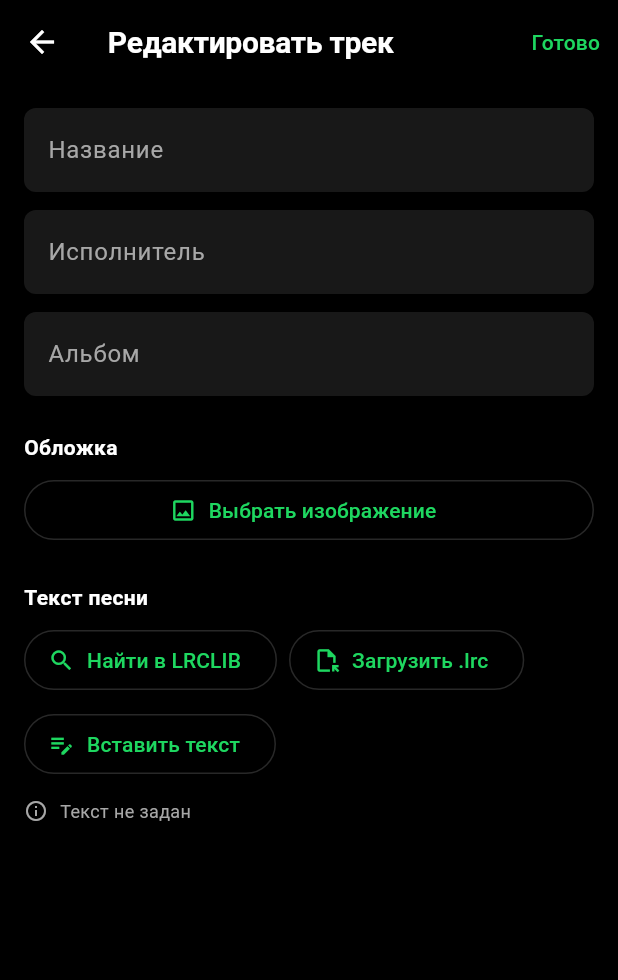
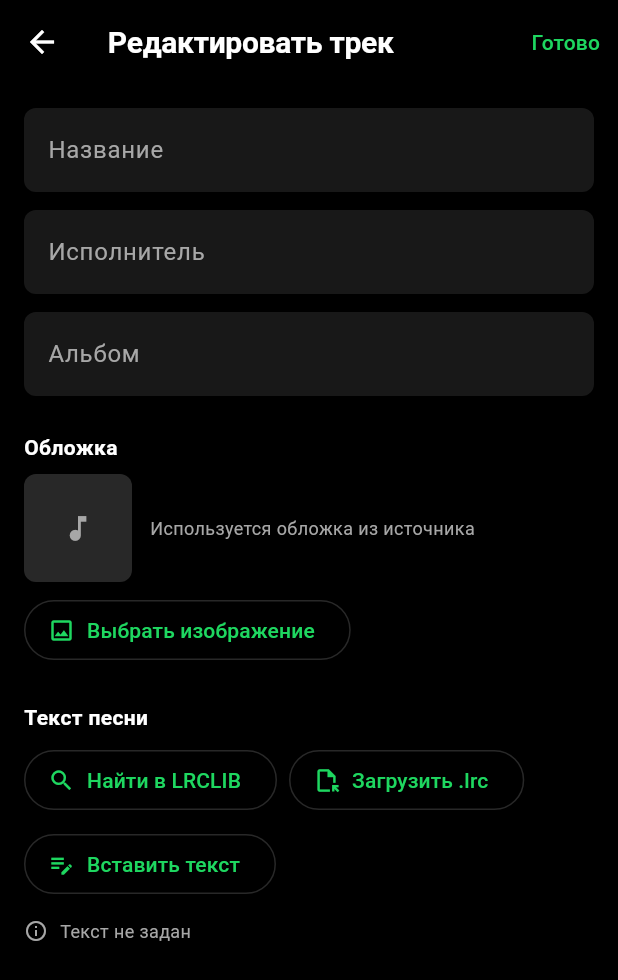
Before and after one commit to vnikolas2009/TrollMusic, a Flutter app: the TrackEditSheet screen opened directly with empty values, on a phone screen of 412 x 824 dp. Shown: the top 980 px of the screen. Run offline on Flutter 3.47's test engine with Material 3 defaults, Android fonts, the phone set to English and light mode, and no system bars; our stand-ins replace audio_service, dio, file_picker, flutter_riverpod, hive, hive_flutter and 3 more; missing offline and left inert: audio_metadata_reader, audio_session; accounts and stored records are empty.

Commit message:
feat: stage 11

```diff
--- a/lib/features/create/track_edit_sheet.dart
+++ b/lib/features/create/track_edit_sheet.dart
@@ -1,3 +1,5 @@
+import 'dart:io';
+
 import 'package:flutter/material.dart';
 import 'package:flutter_riverpod/flutter_riverpod.dart';
 
@@ -19,6 +21,7 @@ class _TrackEditSheetState extends ConsumerState<TrackEditSheet> {
   late final TextEditingController _artist;
   late final TextEditingController _album;
   String _lyricsInput = '';
+  int _revision = 0;
 
   @override
   void initState() {
@@ -71,13 +74,33 @@ class _TrackEditSheetState extends ConsumerState<TrackEditSheet> {
           const SizedBox(height: 24),
           const Text('Обложка', style: TextStyle(fontWeight: FontWeight.w700)),
           const SizedBox(height: 8),
+          _ArtworkPreview(track: _track, revision: _revision),
+          const SizedBox(height: 8),
+          Wrap(
+            spacing: 8,
+            runSpacing: 8,
+            children: [
               OutlinedButton.icon(
                 onPressed: () async {
                   await ref.read(importProvider).importArtworkFromFile(widget.trackId);
-              setState(() {});
+                  setState(() => _revision++);
                 },
                 icon: const Icon(Icons.image_outlined),
                 label: const Text('Выбрать изображение'),
+              ),
+              if (_track?.artworkPath != null)
+                OutlinedButton.icon(
+                  onPressed: () async {
+                    final track = _track;
+                    if (track == null) return;
+                    final library = ref.read(libraryProvider);
+                    await library.saveTrack(track.copyWith(artworkPath: ''));
+                    setState(() => _revision++);
+                  },
+                  icon: const Icon(Icons.image_not_supported_outlined),
+                  label: const Text('Сбросить'),
+                ),
+            ],
           ),
           const SizedBox(height: 24),
           const Text('Текст песни', style: TextStyle(fontWeight: FontWeight.w700)),
@@ -119,7 +142,42 @@ class _TrackEditSheetState extends ConsumerState<TrackEditSheet> {
             ],
           ),
           const SizedBox(height: 12),
-          _LyricsStatus(trackId: widget.trackId),
+          _LyricsStatus(trackId: widget.trackId, revision: _revision),
+          if (ref.watch(libraryProvider).hasLyrics(widget.trackId)) ...[
+            const SizedBox(height: 12),
+            OutlinedButton.icon(
+              onPressed: () => _showCurrentLyrics(),
+              icon: const Icon(Icons.notes),
+              label: const Text('Посмотреть текст'),
+            ),
+            const SizedBox(height: 8),
+            OutlinedButton.icon(
+              onPressed: () async {
+                final confirmed = await showDialog<bool>(
+                  context: context,
+                  builder: (dialogContext) => AlertDialog(
+                    backgroundColor: AppColors.surfaceAlt,
+                    title: const Text('Удалить текст песни?'),
+                    actions: [
+                      TextButton(
+                        onPressed: () => Navigator.pop(dialogContext, false),
+                        child: const Text('Отмена'),
+                      ),
+                      TextButton(
+                        onPressed: () => Navigator.pop(dialogContext, true),
+                        child: const Text('Удалить'),
+                      ),
+                    ],
+                  ),
+                );
+                if (confirmed != true) return;
+                await ref.read(libraryProvider).clearLyrics(widget.trackId);
+                setState(() => _revision++);
+              },
+              icon: const Icon(Icons.delete_outline),
+              label: const Text('Удалить текст'),
+            ),
+          ],
         ],
       ),
     );
@@ -137,6 +195,37 @@ class _TrackEditSheetState extends ConsumerState<TrackEditSheet> {
         border: OutlineInputBorder(
           borderRadius: BorderRadius.circular(8),
           borderSide: BorderSide.none,
+        ),
+      ),
+    );
+  }
+
+  void _showCurrentLyrics() {
+    final raw = ref.read(libraryProvider).lyricsFor(widget.trackId) ?? '';
+    showModalBottomSheet<void>(
+      context: context,
+      isScrollControlled: true,
+      backgroundColor: AppColors.surfaceAlt,
+      builder: (sheetContext) => SafeArea(
+        child: SizedBox(
+          height: MediaQuery.of(sheetContext).size.height * 0.7,
+          child: Column(
+            children: [
+              const Padding(
+                padding: EdgeInsets.all(16),
+                child: Text('Текст песни', style: TextStyle(fontWeight: FontWeight.w700)),
+              ),
+              Expanded(
+                child: SingleChildScrollView(
+                  padding: const EdgeInsets.fromLTRB(16, 0, 16, 24),
+                  child: Text(
+                    raw.isEmpty ? 'Текст не задан' : raw,
+                    style: const TextStyle(fontSize: 13, height: 1.7),
+                  ),
+                ),
+              ),
+            ],
+          ),
         ),
       ),
     );
@@ -190,10 +279,54 @@ class _TrackEditSheetState extends ConsumerState<TrackEditSheet> {
   }
 }
 
+class _ArtworkPreview extends StatelessWidget {
+  const _ArtworkPreview({required this.track, required this.revision});
+
+  final Track? track;
+  final int revision;
+
+  @override
+  Widget build(BuildContext context) {
+    final path = track?.artworkPath;
+    final url = track?.thumbnailUrl;
+
+    final child = path != null && path.isNotEmpty
+        ? Image.file(File(path), fit: BoxFit.cover, errorBuilder: (_, __, ___) => _placeholder())
+        : url != null && url.isNotEmpty
+            ? Image.network(url, fit: BoxFit.cover, errorBuilder: (_, __, ___) => _placeholder())
+            : _placeholder();
+
+    return Row(
+      key: ValueKey(revision),
+      children: [
+        ClipRRect(
+          borderRadius: BorderRadius.circular(8),
+          child: SizedBox(width: 72, height: 72, child: child),
+        ),
+        const SizedBox(width: 12),
+        Expanded(
+          child: Text(
+            path != null && path.isNotEmpty
+                ? 'Своя обложка'
+                : 'Используется обложка из источника',
+            style: const TextStyle(fontSize: 12, color: AppColors.textSecondary),
+          ),
+        ),
+      ],
+    );
+  }
+
+  Widget _placeholder() => Container(
+        color: AppColors.surfaceHigh,
+        child: const Icon(Icons.music_note, color: AppColors.textSecondary),
+      );
+}
+
 class _LyricsStatus extends ConsumerWidget {
-  const _LyricsStatus({required this.trackId});
+  const _LyricsStatus({required this.trackId, required this.revision});
 
   final String trackId;
+  final int revision;
 
   @override
   Widget build(BuildContext context, WidgetRef ref) {
@@ -203,6 +336,7 @@ class _LyricsStatus extends ConsumerWidget {
     final synced = raw.contains(RegExp(r'\[\d{1,3}:\d{1,2}'));
 
     return Row(
+      key: ValueKey('status-$revision'),
       children: [
         Icon(
           has ? Icons.check_circle : Icons.info_outline,
```
Lines whose indentation alone changed are shown as unchanged.
